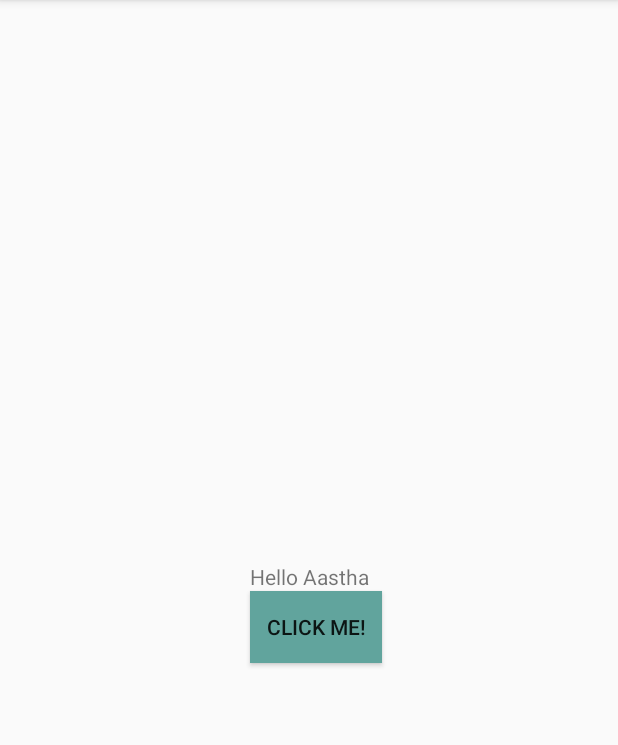
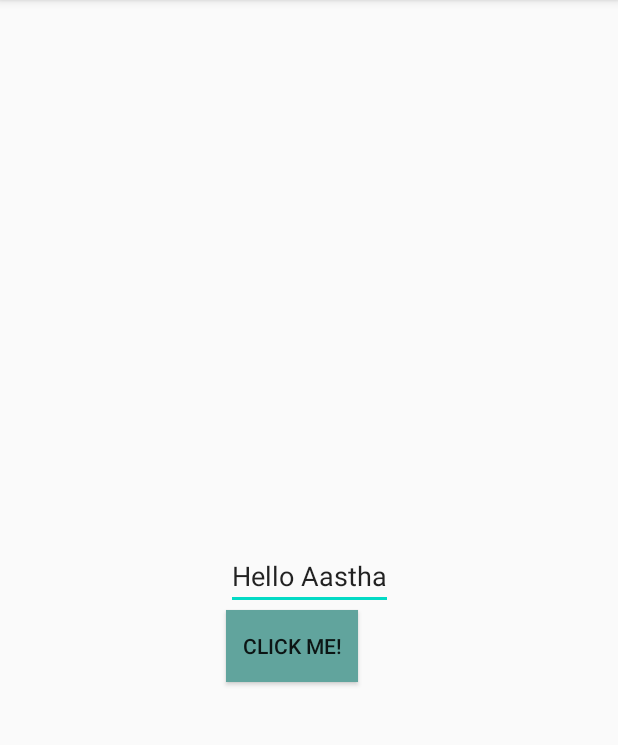
Before and after one commit to sulavtimsina/AasthaFirstProject, an Android app: the screen it shows after launch (MainActivity), after a tap on "CLICK ME!", on a phone screen of 412 x 824 dp, the part 84-829 px from its top. Run offline under Robolectric (Android 15) with nearby library versions, the phone set to English and light mode, and no system bars.

Commit message:
Changes in Button Functionality

```diff
--- a/app/src/main/java/com/example/aasthafirstproject/MainActivity.kt
+++ b/app/src/main/java/com/example/aasthafirstproject/MainActivity.kt
@@ -3,16 +3,20 @@ package com.example.aasthafirstproject
 import androidx.appcompat.app.AppCompatActivity
 import android.os.Bundle
 import android.view.View
+import android.widget.TextView
 import android.widget.Toast
 
 class MainActivity : AppCompatActivity() {
 
+    lateinit var title: String
+
     override fun onCreate(savedInstanceState: Bundle?) {
         super.onCreate(savedInstanceState)
         setContentView(R.layout.activity_main)
+        title = "Hello"
     }
 
     fun showMessage(view: View) {
-        Toast.makeText(this, "Hello There!Nice to meet you",Toast.LENGTH_LONG).show()
+        Toast.makeText(applicationContext, title + findViewById<TextView>(R.id.textViewMessage).text,Toast.LENGTH_LONG).show()
     }
 }
--- a/app/src/main/res/layout/activity_main.xml
+++ b/app/src/main/res/layout/activity_main.xml
@@ -6,7 +6,7 @@
     android:layout_height="match_parent"
     tools:context=".MainActivity">
 
-    <TextView
+    <EditText
         android:id="@+id/textViewMessage"
         android:layout_width="wrap_content"
         android:layout_height="wrap_content"
```
